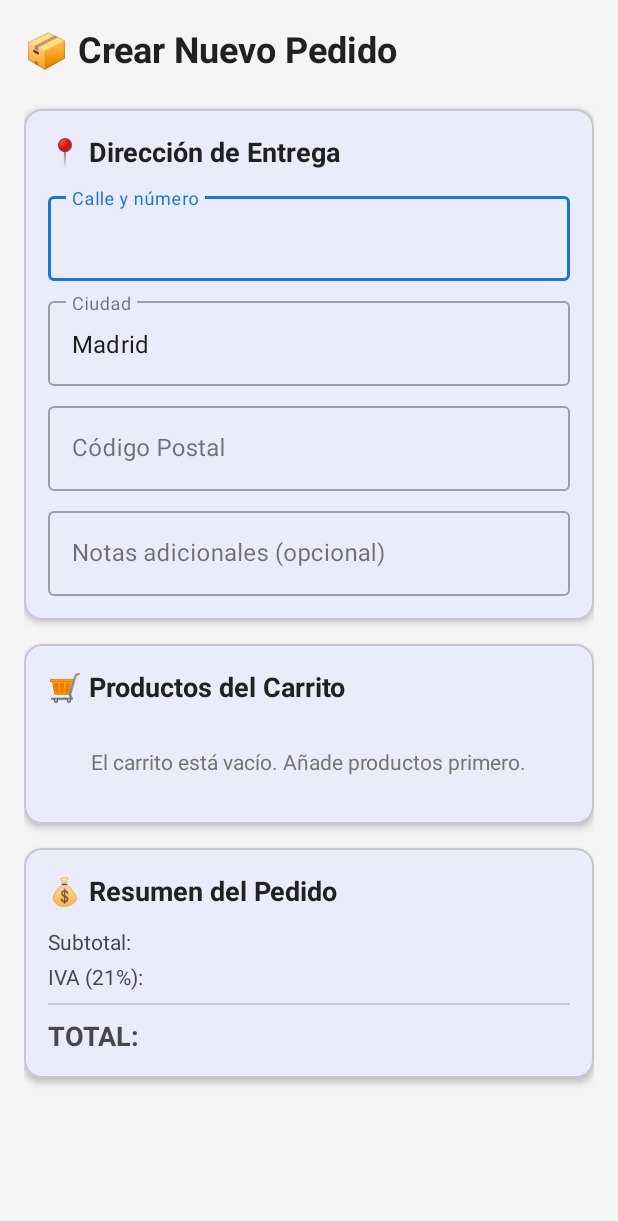
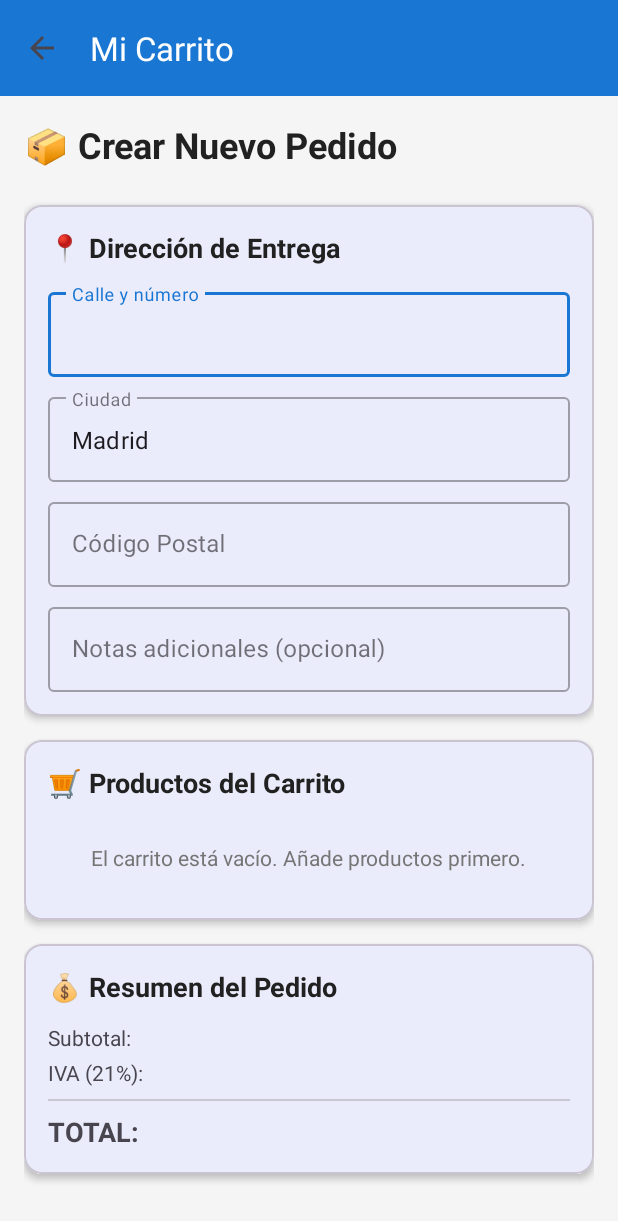
Before and after one commit to Cynnics/SmartWarehouseMobile, an Android app built with Jetpack Compose: the CarritoActivity screen opened directly, with no data from a screen before it, on a phone screen of 412 x 824 dp. Shown: the top 1221 px of the screen. Run offline under Robolectric (Android 15) with nearby library versions, the phone set to English and light mode, and no system bars.

Commit message:
Menus Complete

```diff
--- a/app/src/main/java/com/smartwarehouse/mobile/ui/carrito/CarritoActivity.kt
+++ b/app/src/main/java/com/smartwarehouse/mobile/ui/carrito/CarritoActivity.kt
@@ -19,6 +19,7 @@ import com.smartwarehouse.mobile.utils.NetworkResult
 import com.smartwarehouse.mobile.utils.showToast
 import androidx.lifecycle.Observer
 import androidx.lifecycle.lifecycleScope
+import com.google.android.material.appbar.MaterialToolbar
 import com.google.android.material.button.MaterialButton
 import kotlinx.coroutines.launch
 
@@ -56,19 +57,14 @@ class CarritoActivity : AppCompatActivity() {
     override fun onCreate(savedInstanceState: Bundle?) {
         super.onCreate(savedInstanceState)
         setContentView(R.layout.activity_carrito)
+        val toolbar = findViewById<MaterialToolbar>(R.id.toolbar)
+        setSupportActionBar(toolbar)
+        supportActionBar?.setDisplayHomeAsUpEnabled(true)
 
-        setupToolbar()
         initializeViews()
         setupRecyclerView()
         setupObservers()
         setupListeners()
-    }
-
-    private fun setupToolbar() {
-        supportActionBar?.apply {
-            title = "Mi Carrito"
-            setDisplayHomeAsUpEnabled(true)
-        }
     }
 
     private fun initializeViews() {
--- a/app/src/main/res/layout/activity_carrito.xml
+++ b/app/src/main/res/layout/activity_carrito.xml
@@ -1,4 +1,22 @@
 <?xml version="1.0" encoding="utf-8"?>
+<LinearLayout
+    xmlns:android="http://schemas.android.com/apk/res/android"
+    xmlns:app="http://schemas.android.com/apk/res-auto"
+    android:orientation="vertical"
+    android:layout_width="match_parent"
+    android:layout_height="match_parent"
+    android:background="@color/background">
+
+    <!-- 🔥 TOOLBAR AQUI, SIEMPRE FUERA DEL SCROLLVIEW -->
+    <com.google.android.material.appbar.MaterialToolbar
+        android:id="@+id/toolbar"
+        android:layout_width="match_parent"
+        android:layout_height="?attr/actionBarSize"
+        android:background="?attr/colorPrimary"
+        app:title="Mi Carrito"
+        app:titleTextColor="@android:color/white" />
+
+
     <ScrollView
     xmlns:android="http://schemas.android.com/apk/res/android"
     xmlns:app="http://schemas.android.com/apk/res-auto"
@@ -271,6 +289,6 @@
                 android:layout_gravity="center"
                 android:layout_marginTop="16dp"
                 android:visibility="gone"/>
-
         </LinearLayout>
     </ScrollView>
+</LinearLayout>
```
Also changed, not shown: app/src/main/AndroidManifest.xml (+8 -1 lines), app/src/main/java/com/smartwarehouse/mobile/tracking/TrackingControlActivity.kt (+50 -44 lines), app/src/main/java/com/smartwarehouse/mobile/ui/catalogo/CatalogoActivity.kt (+0 -7 lines), app/src/main/java/com/smartwarehouse/mobile/ui/pedidos/PedidoDetalleActivity.kt (+4 -8 lines), app/src/main/java/com/smartwarehouse/mobile/ui/rutas/RutaDetalleActivity.kt (+26 -16 lines), app/src/main/res/layout/activity_pedido_detalle.xml (+16 -1 lines). Lines whose indentation alone changed are shown as unchanged.
